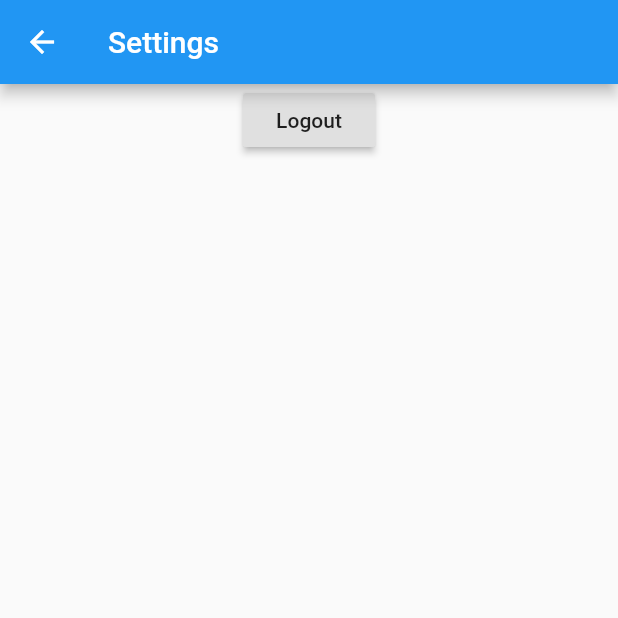
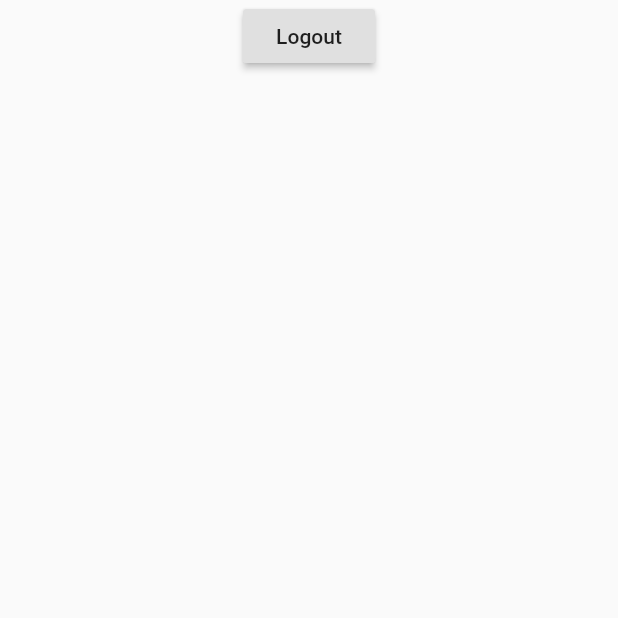
Before and after one commit to gembancud/Barracks-booking-app, a Flutter app: the SettingsScreen screen opened directly, on a phone screen of 412 x 824 dp, the top half of it. Run offline on Flutter 3.47's test engine with Material 2 defaults, Android fonts, the phone set to English and light mode, and no system bars; our stand-ins replace cloud_firestore, firebase_auth, flutter_spinkit, font_awesome_flutter, hidden_drawer_menu; missing offline and left inert: transformer_page_view; accounts and stored records are empty; project files that could hold a hidden picture were left out.

Commit message:
added checkpoint for branch to venture other UI designs

```diff
--- a/lib/screens/home/settings.dart
+++ b/lib/screens/home/settings.dart
@@ -7,9 +7,6 @@ class SettingsScreen extends StatelessWidget {
   @override
   Widget build(BuildContext context) {
     return Scaffold(
-      appBar: AppBar(
-        title: Text('Settings'),
-      ),
       body: Center(
         child: Column(
           children: <Widget>[
```
Also changed, not shown: lib/screens/home/home.dart (+7 -7 lines), lib/screens/home/mybookings.dart (added).
